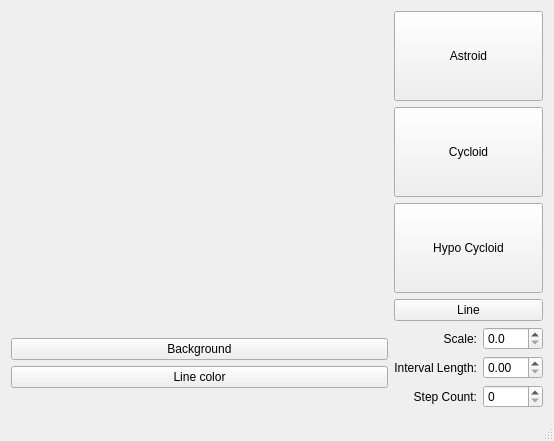
This is GUI2DGraphics/GUI2D/mainwindow.ui in tanmayb99/Qt as Qt 5 draws it before an edit. The edited form follows.
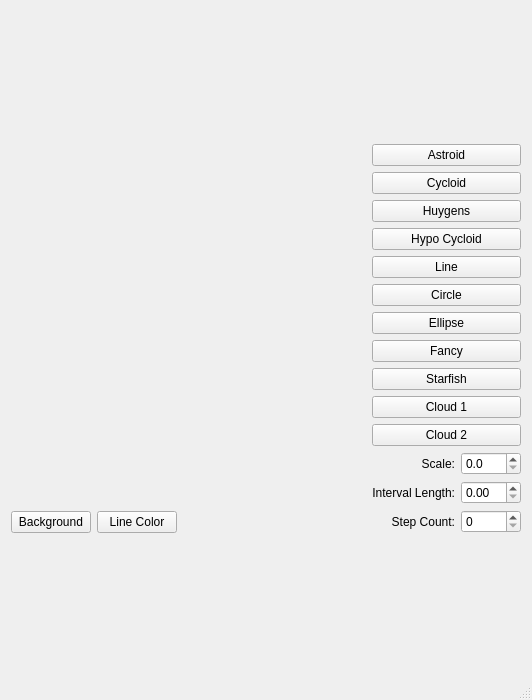
This is the edited form. Custom widgets are drawn as their Qt base class.

Commit message: 1) more shapes added 2) QShapeColor replaced by QPen to make lines thicker

Patch:
```diff
--- a/GUI2DGraphics/GUI2D/mainwindow.ui
+++ b/GUI2DGraphics/GUI2D/mainwindow.ui
@@ -6,33 +6,22 @@
    <rect>
     <x>0</x>
     <y>0</y>
-    <width>554</width>
-    <height>441</height>
+    <width>532</width>
+    <height>700</height>
    </rect>
   </property>
-  <property name="sizePolicy">
-   <sizepolicy hsizetype="Preferred" vsizetype="Preferred">
-    <horstretch>0</horstretch>
-    <verstretch>0</verstretch>
-   </sizepolicy>
-  </property>
   <property name="windowTitle">
    <string>MainWindow</string>
   </property>
   <widget class="QWidget" name="centralWidget">
    <layout class="QGridLayout" name="gridLayout">
-    <item row="0" column="0" rowspan="2">
+    <item row="0" column="0">
      <layout class="QVBoxLayout" name="verticalLayout_2">
       <item>
-       <widget class="RenderArea" name="renderArea" native="true">
-        <property name="sizePolicy">
-         <sizepolicy hsizetype="Preferred" vsizetype="Preferred">
-          <horstretch>0</horstretch>
-          <verstretch>0</verstretch>
-         </sizepolicy>
-        </property>
-       </widget>
+       <widget class="RenderArea" name="renderArea" native="true"/>
       </item>
+      <item>
+       <layout class="QHBoxLayout" name="horizontalLayout_4">
       <item>
        <widget class="QPushButton" name="buttonBackground">
         <property name="text">
@@ -43,7 +32,7 @@
       <item>
        <widget class="QPushButton" name="buttonLineColor">
         <property name="text">
-         <string>Line color</string>
+           <string>Line Color</string>
         </property>
        </widget>
       </item>
@@ -54,7 +43,7 @@
         </property>
         <property name="sizeHint" stdset="0">
          <size>
-          <width>40</width>
+            <width>98</width>
           <height>20</height>
          </size>
         </property>
@@ -62,42 +51,33 @@
       </item>
      </layout>
     </item>
-    <item row="0" column="1" rowspan="2" colspan="2">
+     </layout>
+    </item>
+    <item row="0" column="1">
      <layout class="QVBoxLayout" name="verticalLayout">
       <item>
-       <widget class="QPushButton" name="buttonAst">
-        <property name="sizePolicy">
-         <sizepolicy hsizetype="Preferred" vsizetype="Preferred">
-          <horstretch>0</horstretch>
-          <verstretch>0</verstretch>
-         </sizepolicy>
-        </property>
+       <widget class="QPushButton" name="buttonAstroid">
         <property name="text">
          <string>Astroid</string>
         </property>
        </widget>
       </item>
       <item>
-       <widget class="QPushButton" name="buttonHyCyc">
-        <property name="sizePolicy">
-         <sizepolicy hsizetype="Preferred" vsizetype="Preferred">
-          <horstretch>0</horstretch>
-          <verstretch>0</verstretch>
-         </sizepolicy>
-        </property>
+       <widget class="QPushButton" name="buttonCycloid">
         <property name="text">
          <string>Cycloid</string>
         </property>
        </widget>
       </item>
       <item>
-       <widget class="QPushButton" name="buttonCyc">
-        <property name="sizePolicy">
-         <sizepolicy hsizetype="Preferred" vsizetype="Preferred">
-          <horstretch>0</horstretch>
-          <verstretch>0</verstretch>
-         </sizepolicy>
+       <widget class="QPushButton" name="buttonHuygens">
+        <property name="text">
+         <string>Huygens</string>
         </property>
+       </widget>
+      </item>
+      <item>
+       <widget class="QPushButton" name="buttonHypo">
         <property name="text">
          <string>Hypo Cycloid</string>
         </property>
@@ -110,10 +90,52 @@
         </property>
        </widget>
       </item>
+      <item>
+       <widget class="QPushButton" name="buttonCircle">
+        <property name="text">
+         <string>Circle</string>
+        </property>
+       </widget>
+      </item>
+      <item>
+       <widget class="QPushButton" name="buttonEllipse">
+        <property name="text">
+         <string>Ellipse</string>
+        </property>
+       </widget>
+      </item>
+      <item>
+       <widget class="QPushButton" name="buttonFancy">
+        <property name="text">
+         <string>Fancy</string>
+        </property>
+       </widget>
+      </item>
+      <item>
+       <widget class="QPushButton" name="buttonStarfish">
+        <property name="text">
+         <string>Starfish</string>
+        </property>
+       </widget>
+      </item>
+      <item>
+       <widget class="QPushButton" name="buttonCloud">
+        <property name="text">
+         <string>Cloud 1</string>
+        </property>
+       </widget>
+      </item>
+      <item>
+       <widget class="QPushButton" name="buttonCloud2">
+        <property name="text">
+         <string>Cloud 2</string>
+        </property>
+       </widget>
+      </item>
       <item>
        <layout class="QHBoxLayout" name="horizontalLayout">
         <item>
-         <widget class="QLabel" name="labelScale">
+         <widget class="QLabel" name="label">
           <property name="text">
            <string>Scale:</string>
           </property>
@@ -133,6 +155,9 @@
           <property name="decimals">
            <number>1</number>
           </property>
+          <property name="maximum">
+           <double>200.000000000000000</double>
+          </property>
           <property name="singleStep">
            <double>0.100000000000000</double>
           </property>
@@ -173,7 +198,7 @@
       <item>
        <layout class="QHBoxLayout" name="horizontalLayout_3">
         <item>
-         <widget class="QLabel" name="label">
+         <widget class="QLabel" name="label_3">
           <property name="text">
            <string>Step Count:</string>
           </property>
@@ -202,19 +227,6 @@
       </item>
      </layout>
     </item>
-    <item row="1" column="2">
-     <spacer name="verticalSpacer">
-      <property name="orientation">
-       <enum>Qt::Vertical</enum>
-      </property>
-      <property name="sizeHint" stdset="0">
-       <size>
-        <width>20</width>
-        <height>372</height>
-       </size>
-      </property>
-     </spacer>
-    </item>
    </layout>
   </widget>
   <widget class="QStatusBar" name="statusBar"/>
```
Left out of the diff: 4 changed lines with no effect on the pictures. Lines whose indentation alone changed are shown as unchanged. The commit also changes 11 other files.
